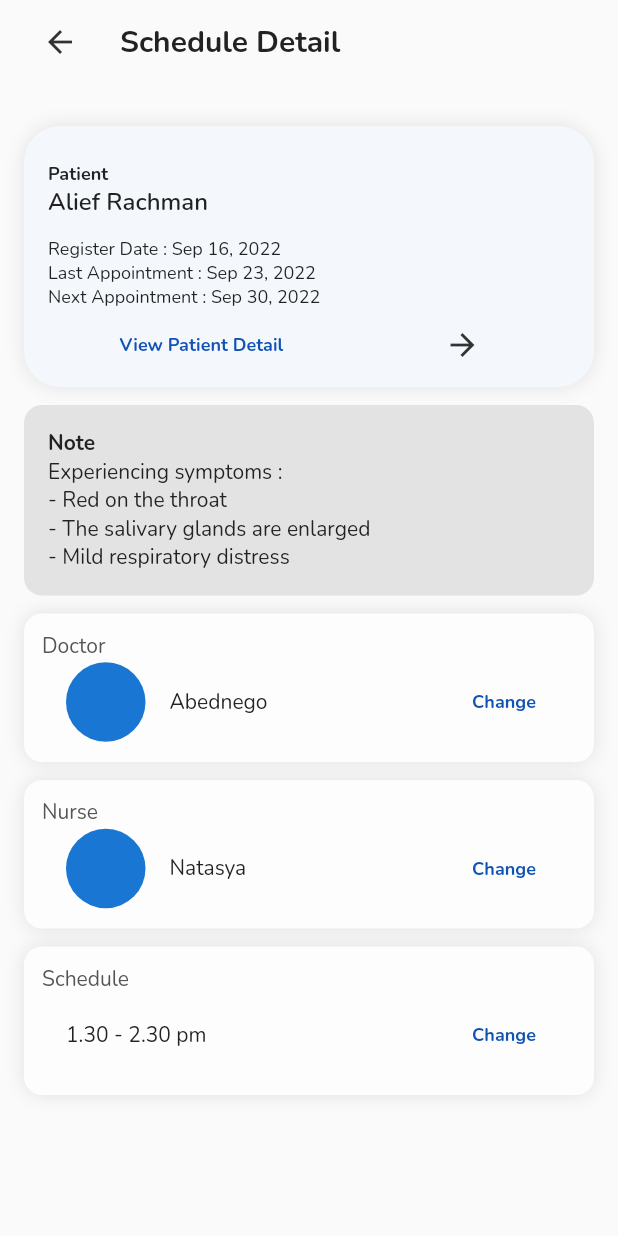
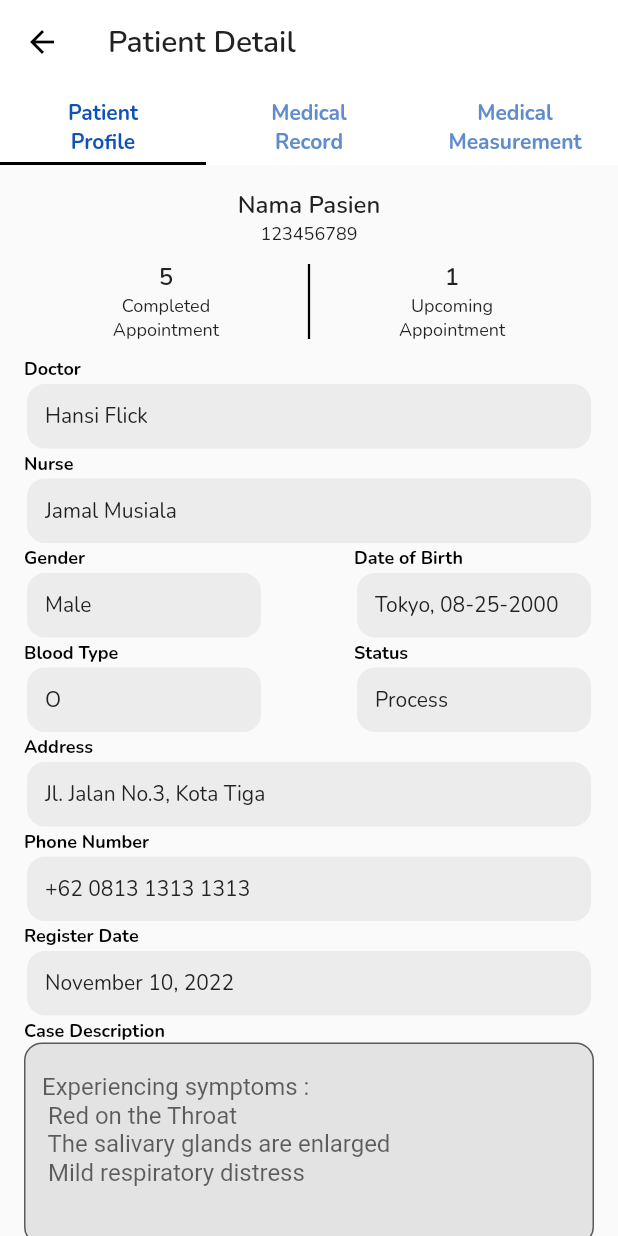
Before and after one commit to HMS-16/HMS-16-nurse-doctor-mobile, a Flutter app: the DetailScheduleNurse screen opened directly, after a tap on the "arrow forward" icon, on a phone screen of 412 x 824 dp. Run offline on Flutter 3.47's test engine with Material 2 defaults, Android fonts, the phone set to English and light mode, and no system bars; our stand-ins replace google_fonts.

Commit message:
update fitur change doctor n outpatient session

```diff
--- a/lib/main.dart
+++ b/lib/main.dart
@@ -1,6 +1,5 @@
 import 'package:flutter/material.dart';
 import 'package:hms_16/pages/nurse/schedule/view_schedule_bynurse.dart';
-
 
 void main() {
   runApp(const MyApp());
@@ -15,6 +14,8 @@ class MyApp extends StatelessWidget {
     return MaterialApp(
       title: 'Flutter Demo',
       theme: ThemeData(
+          // primarySwatch: Colors.blue,
+          // useMaterial3: true,
           // This is the theme of your application.
           //
           // Try running your application with "flutter run". You'll see the
@@ -24,7 +25,6 @@ class MyApp extends StatelessWidget {
           // or simply save your changes to "hot reload" in a Flutter IDE).
           // Notice that the counter didn't reset back to zero; the application
           // is not restarted.
-        primarySwatch: Colors.blue,
           ),
       home: const ViewScheduleNurse(),
     );
--- /dev/null
+++ b/lib/pages/nurse/schedule/detail_patient_bynurse.dart
@@ -0,0 +1,67 @@
+import 'package:flutter/material.dart';
+import 'package:hms_16/pages/nurse/schedule/patient_profile_bynurse.dart';
+import 'package:hms_16/style/theme.dart';
+
+class PatientDetailNurse extends StatefulWidget {
+  const PatientDetailNurse({super.key});
+
+  @override
+  State<PatientDetailNurse> createState() => _PatientDetailNurseState();
+}
+
+class _PatientDetailNurseState extends State<PatientDetailNurse> {
+  @override
+  Widget build(BuildContext context) {
+    return DefaultTabController(
+      length: 3,
+      child: Scaffold(
+        appBar: PreferredSize(
+          preferredSize: const Size.fromHeight(110),
+          child: AppBar(
+            iconTheme: IconThemeData(color: cBlack),
+            elevation: 0,
+            backgroundColor: Colors.white,
+            title: Text(
+              'Patient Detail',
+              style: textStyle.copyWith(
+                  fontSize: 20, fontWeight: FontWeight.w600, color: cBlackBase),
+            ),
+            bottom: TabBar(
+              labelColor: cPrimaryBase,
+              unselectedLabelColor: cPrimaryLight,
+              indicatorColor: Colors.black,
+              tabs: [
+                Tab(
+                  child: Text('Patient\nProfile',
+                      textAlign: TextAlign.center,
+                      style: textStyle.copyWith(
+                          fontWeight: FontWeight.w700, fontSize: 14)),
+                ),
+                Tab(
+                  child: Text('Medical\nRecord',
+                      textAlign: TextAlign.center,
+                      style: textStyle.copyWith(
+                          fontWeight: FontWeight.w700, fontSize: 14)),
+                ),
+                Tab(
+                  child: Text('Medical\nMeasurement',
+                      maxLines: 2,
+                      textAlign: TextAlign.center,
+                      style: textStyle.copyWith(
+                          fontWeight: FontWeight.w700, fontSize: 14)),
+                ),
+              ],
+            ),
+          ),
+        ),
+        body: const TabBarView(
+          children: [
+            PatientProfileNurse(),
+            Icon(Icons.ac_unit_outlined),
+            Icon(Icons.pages_outlined),
+          ],
+        ),
+      ),
+    );
+  }
+}
--- a/lib/pages/nurse/schedule/detail_schedule_bynurse.dart
+++ b/lib/pages/nurse/schedule/detail_schedule_bynurse.dart
@@ -1,6 +1,7 @@
 import 'package:flutter/material.dart';
 import 'package:hms_16/pages/nurse/schedule/change_doctor_bynurse.dart';
 import 'package:hms_16/pages/nurse/schedule/change_schedule_bynurse.dart';
+import 'package:hms_16/pages/nurse/schedule/detail_patient_bynurse.dart';
 import 'package:hms_16/style/theme.dart';
 
 class DetailScheduleNurse extends StatelessWidget {
@@ -9,28 +10,20 @@ class DetailScheduleNurse extends StatelessWidget {
   @override
   Widget build(BuildContext context) {
     return Scaffold(
+      appBar: AppBar(
+        iconTheme: IconThemeData(color: cBlack),
+        elevation: 0,
+        backgroundColor: Colors.transparent,
+        title: Text(
+          'Schedule Detail',
+          style: textStyle.copyWith(
+              fontSize: 20, fontWeight: FontWeight.w600, color: cBlackBase),
+        ),
+      ),
       body: SingleChildScrollView(
         scrollDirection: Axis.vertical,
         child: Column(
           children: [
-            ListTile(
-              leading: IconButton(
-                  onPressed: () {
-                    Navigator.pop(context);
-                  },
-                  icon: Icon(
-                    Icons.arrow_back,
-                    color: cIcon,
-                  )),
-              title: Text("Schedule Detail",
-                  style: textStyle.copyWith(
-                      fontSize: 20,
-                      fontWeight: FontWeight.w700,
-                      color: cBlackBase)),
-            ),
-            const SizedBox(
-              height: 28.0,
-            ),
             Container(
               margin: const EdgeInsets.symmetric(horizontal: 16),
               padding: const EdgeInsets.only(top: 20),
@@ -98,7 +91,13 @@ class DetailScheduleNurse extends StatelessWidget {
                           fontWeight: FontWeight.w700),
                     ),
                     IconButton(
-                      onPressed: () {},
+                      onPressed: () {
+                        Navigator.push(
+                            context,
+                            MaterialPageRoute(
+                              builder: (context) => const PatientDetailNurse(),
+                            ));
+                      },
                       icon: Icon(
                         Icons.arrow_forward,
                         color: cIcon,
--- /dev/null
+++ b/lib/pages/nurse/schedule/patient_profile_bynurse.dart
@@ -0,0 +1,205 @@
+import 'package:flutter/material.dart';
+import 'package:hms_16/style/theme.dart';
+import 'package:hms_16/widget/text_box.dart';
+
+class PatientProfileNurse extends StatefulWidget {
+  const PatientProfileNurse({super.key});
+
+  @override
+  State<PatientProfileNurse> createState() => _PatientProfileNurseState();
+}
+
+class _PatientProfileNurseState extends State<PatientProfileNurse> {
+  @override
+  Widget build(BuildContext context) {
+    return SingleChildScrollView(
+      child: Padding(
+        padding: const EdgeInsets.all(16.0),
+        child: Column(
+          crossAxisAlignment: CrossAxisAlignment.start,
+          children: [
+            Center(
+              child: Column(
+                children: [
+                  Text("Nama Pasien",
+                      style: textStyle.copyWith(
+                          fontSize: 16,
+                          fontWeight: FontWeight.w600,
+                          color: cBlackBase)),
+                  Text('123456789',
+                      style: textStyle.copyWith(
+                          fontSize: 12,
+                          fontWeight: FontWeight.w400,
+                          color: cBlackBase)),
+                  const SizedBox(height: 10),
+                  Row(
+                    mainAxisAlignment: MainAxisAlignment.spaceEvenly,
+                    children: [
+                      Column(
+                        children: [
+                          Text("5",
+                              style: textStyle.copyWith(
+                                  fontSize: 16,
+                                  fontWeight: FontWeight.w600,
+                                  color: cBlackBase)),
+                          Text("Completed",
+                              style: textStyle.copyWith(
+                                  fontSize: 12,
+                                  fontWeight: FontWeight.w400,
+                                  color: cBlackBase)),
+                          Text("Appointment",
+                              style: textStyle.copyWith(
+                                  fontSize: 12,
+                                  fontWeight: FontWeight.w400,
+                                  color: cBlackBase)),
+                        ],
+                      ),
+                      Container(
+                        width: 1.5,
+                        height: 50,
+                        color: Colors.black,
+                      ),
+                      Column(
+                        children: [
+                          Text("1",
+                              style: textStyle.copyWith(
+                                  fontSize: 16,
+                                  fontWeight: FontWeight.w600,
+                                  color: cBlackBase)),
+                          Text("Upcoming",
+                              style: textStyle.copyWith(
+                                  fontSize: 12,
+                                  fontWeight: FontWeight.w400,
+                                  color: cBlackBase)),
+                          Text("Appointment",
+                              style: textStyle.copyWith(
+                                  fontSize: 12,
+                                  fontWeight: FontWeight.w400,
+                                  color: cBlackBase)),
+                        ],
+                      ),
+                    ],
+                  ),
+                ],
+              ),
+            ),
+            const SizedBox(height: 10),
+            Text('Doctor',
+                style: textStyle.copyWith(
+                    fontSize: 12, fontWeight: FontWeight.w700, color: cBlack)),
+            const TextBox(width: double.infinity, child: 'Hansi Flick'),
+            Text('Nurse',
+                style: textStyle.copyWith(
+                    fontSize: 12, fontWeight: FontWeight.w700, color: cBlack)),
+            const TextBox(
+              width: double.infinity,
+              child: 'Jamal Musiala',
+            ),
+            Row(
+              mainAxisAlignment: MainAxisAlignment.spaceBetween,
+              children: [
+                Column(
+                  crossAxisAlignment: CrossAxisAlignment.start,
+                  children: [
+                    Text('Gender',
+                        style: textStyle.copyWith(
+                            fontSize: 12,
+                            fontWeight: FontWeight.w700,
+                            color: cBlack)),
+                    const TextBox(
+                      width: 156,
+                      child: 'Male',
+                    ),
+                    Text('Blood Type',
+                        style: textStyle.copyWith(
+                            fontSize: 12,
+                            fontWeight: FontWeight.w700,
+                            color: cBlack)),
+                    const TextBox(width: 156, child: 'O'),
+                  ],
+                ),
+                Column(
+                  crossAxisAlignment: CrossAxisAlignment.start,
+                  children: [
+                    Text('Date of Birth',
+                        style: textStyle.copyWith(
+                            fontSize: 12,
+                            fontWeight: FontWeight.w700,
+                            color: cBlack)),
+                    const TextBox(
+                      width: 156,
+                      child: 'Tokyo, 08-25-2000',
+                    ),
+                    Text('Status',
+                        style: textStyle.copyWith(
+                            fontSize: 12,
+                            fontWeight: FontWeight.w700,
+                            color: cBlack)),
+                    const TextBox(
+                      width: 156,
+                      child: 'Process',
+                    ),
+                  ],
+                ),
+              ],
+            ),
+            Text('Address',
+                style: textStyle.copyWith(
+                    fontSize: 12, fontWeight: FontWeight.w700, color: cBlack)),
+            const TextBox(
+              width: double.infinity,
+              child: 'Jl. Jalan No.3, Kota Tiga',
+            ),
+            Text('Phone Number',
+                style: textStyle.copyWith(
+                    fontSize: 12, fontWeight: FontWeight.w700, color: cBlack)),
+            const TextBox(
+              width: double.infinity,
+              child: '+62 0813 1313 1313',
+            ),
+            Text('Register Date',
+                style: textStyle.copyWith(
+                    fontSize: 12, fontWeight: FontWeight.w700, color: cBlack)),
+            const TextBox(
+              width: double.infinity,
+              child: 'November 10, 2022',
+            ),
+            Text('Case Description',
+                style: textStyle.copyWith(
+                    fontSize: 12, fontWeight: FontWeight.w700, color: cBlack)),
+            TextFormField(
+              readOnly: true,
+              maxLines: 5,
+              decoration: InputDecoration(
+                  fillColor: cWhiteDarker,
+                  filled: true,
+                  border: OutlineInputBorder(
+                      borderRadius: BorderRadius.circular(12)),
+                  hintText:
+                      "Experiencing symptoms :\n Red on the Throat\n The salivary glands are enlarged\n Mild respiratory distress"),
+            ),
+            const SizedBox(height: 16),
+            ElevatedButton(
+              onPressed: () {
+                Navigator.pop(context);
+              },
+              style: ElevatedButton.styleFrom(
+                backgroundColor: const Color.fromRGBO(155, 26, 26, 1),
+                minimumSize: const Size.fromHeight(51),
+                shape: RoundedRectangleBorder(
+                  borderRadius: BorderRadius.circular(12),
+                ),
+              ),
+              child: const Text(
+                'End Case',
+                style: TextStyle(
+                  color: Colors.white,
+                ),
+              ),
+            )
+          ],
+        ),
+      ),
+    );
+  }
+}
--- a/lib/style/theme.dart
+++ b/lib/style/theme.dart
@@ -12,7 +12,9 @@ Color cSecondaryLightest = const Color.fromRGBO(244, 248, 253, 1);
 Color cWhiteDarker = const Color.fromRGBO(227, 227, 227, 1);
 Color cInfoLightest = const Color.fromRGBO(171, 227, 239, 1);
 Color cInfoLight = const Color.fromRGBO(86, 200, 222, 1);
-Color cPrimaryBase = const Color.fromRGBO(17, 83, 181, 1);
+Color cPrimaryBase = const Color(0xff1153B5);
 Color cSuccessBase = const Color.fromRGBO(41, 153, 29, 1);
+Color cPrimaryLight = const Color(0xff608CCE);
+Color cBlack = const Color(0xff000000);
 
 TextStyle textStyle = GoogleFonts.nunito();
--- /dev/null
+++ b/lib/widget/text_box.dart
@@ -0,0 +1,32 @@
+import 'package:flutter/material.dart';
+import 'package:hms_16/style/theme.dart';
+
+class TextBox extends StatelessWidget {
+  const TextBox({
+    Key? key,
+    required this.child,
+    required this.width,
+  }) : super(key: key);
+
+  final String child;
+  final double width;
+
+  @override
+  Widget build(BuildContext context) {
+    return Container(
+      padding: const EdgeInsets.all(12),
+      width: width,
+      height: 43,
+      margin: const EdgeInsets.all(2),
+      decoration: const BoxDecoration(
+        borderRadius: BorderRadius.all(
+          Radius.circular(12),
+        ),
+        color: Color.fromRGBO(236, 236, 236, 1),
+      ),
+      child: Text(child,
+          style: textStyle.copyWith(
+              fontSize: 14, fontWeight: FontWeight.w400, color: cBlackBase)),
+    );
+  }
+}
```
Also changed, not shown: lib/pages/nurse/schedule/change_doctor_bynurse.dart (+16 -37 lines), lib/pages/nurse/schedule/change_schedule_bynurse.dart (+30 -47 lines), lib/pages/nurse/schedule/view_schedule_bynurse.dart (+62 -26 lines), lib/widget/patient_card.dart (renamed from lib/pages/nurse/widget/patient_card.dart, +3 -8 lines). Lines whose indentation alone changed are shown as unchanged.
